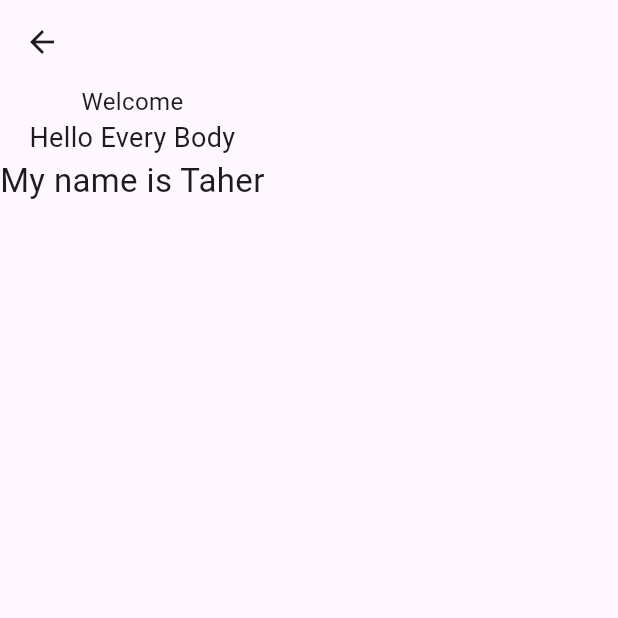
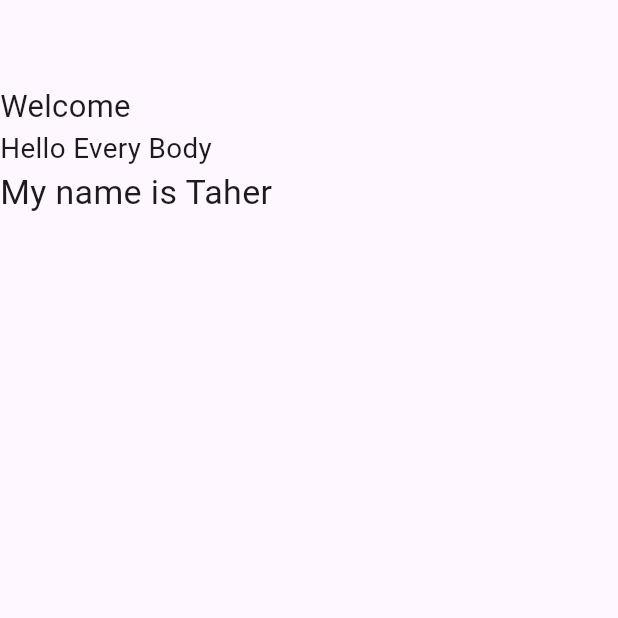
Before and after one commit to taherElzoghby27/responsive-adaptive-project, a Flutter app: the ResponsiveText screen opened directly, on a phone screen of 412 x 824 dp, the top half of it. Run offline on Flutter 3.47's test engine with Material 3 defaults, Android fonts, the phone set to English and light mode, and no system bars; our stand-ins replace device_preview.

Commit message:
add get responsive font size and get scale factor

```diff
--- a/lib/responsive_text/responsive_text_body.dart
+++ b/lib/responsive_text/responsive_text_body.dart
@@ -6,20 +6,48 @@
   @override
   Widget build(BuildContext context) {
     return Column(
+      crossAxisAlignment: CrossAxisAlignment.start,
       children: [
         Text(
           "Welcome",
-          style: TextStyle(fontSize: 16),
+          style: TextStyle(
+            fontSize: getResponsiveFontSize(20, context),
+          ),
         ),
         Text(
           "Hello Every Body",
-          style: TextStyle(fontSize: 18),
+          style: TextStyle(
+            fontSize: getResponsiveFontSize(18, context),
+          ),
         ),
         Text(
           "My name is Taher",
-          style: TextStyle(fontSize: 22),
+          style: TextStyle(
+            fontSize: getResponsiveFontSize(22, context),
+          ),
         ),
       ],
     );
   }
 }
+
+double getResponsiveFontSize(double fontSize, BuildContext context) {
+  double scaleFactor = getScaleFactor(context);
+  double responsiveFontSize = fontSize * scaleFactor;
+  double lowerLimit = fontSize * .8;
+  double upperLimit = fontSize * 1.2;
+  print(
+      "-fontSize $fontSize scale factor $scaleFactor responsiveFontSize $responsiveFontSize lower $lowerLimit upper $upperLimit  result ${responsiveFontSize.clamp(lowerLimit, upperLimit)}");
+  return responsiveFontSize.clamp(lowerLimit, upperLimit);
+}
+
+double getScaleFactor(BuildContext context) {
+  double width = MediaQuery.sizeOf(context).width;
+  if (width < 600) {
+    return width / 400;
+  } else if (width < 900) {
+    return width / 700;
+  } else {
+    return width / 1000;
+  }
+}
--- a/pubspec.yaml
+++ b/pubspec.yaml
@@ -35,6 +35,7 @@
   # The following adds the Cupertino Icons font to your application.
   # Use with the CupertinoIcons class for iOS style icons.
   cupertino_icons: ^1.0.6
+  device_preview: ^1.2.0
 
 dev_dependencies:
   flutter_test:
```
Also changed, not shown: lib/main.dart (+9 -4 lines), pubspec.lock, 1 other file.
